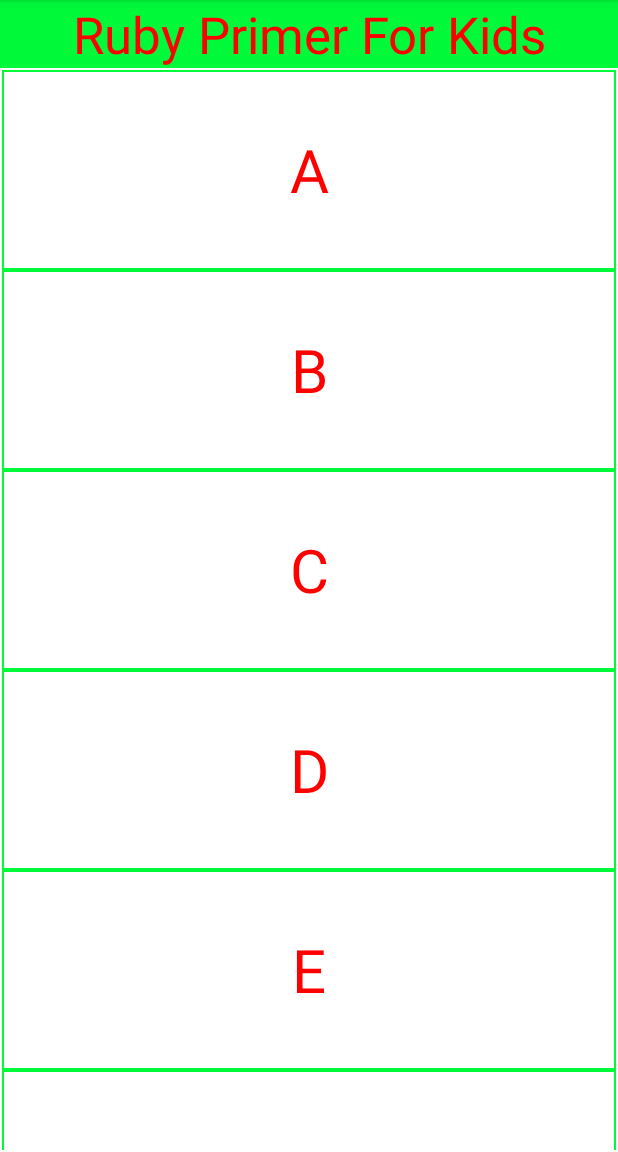
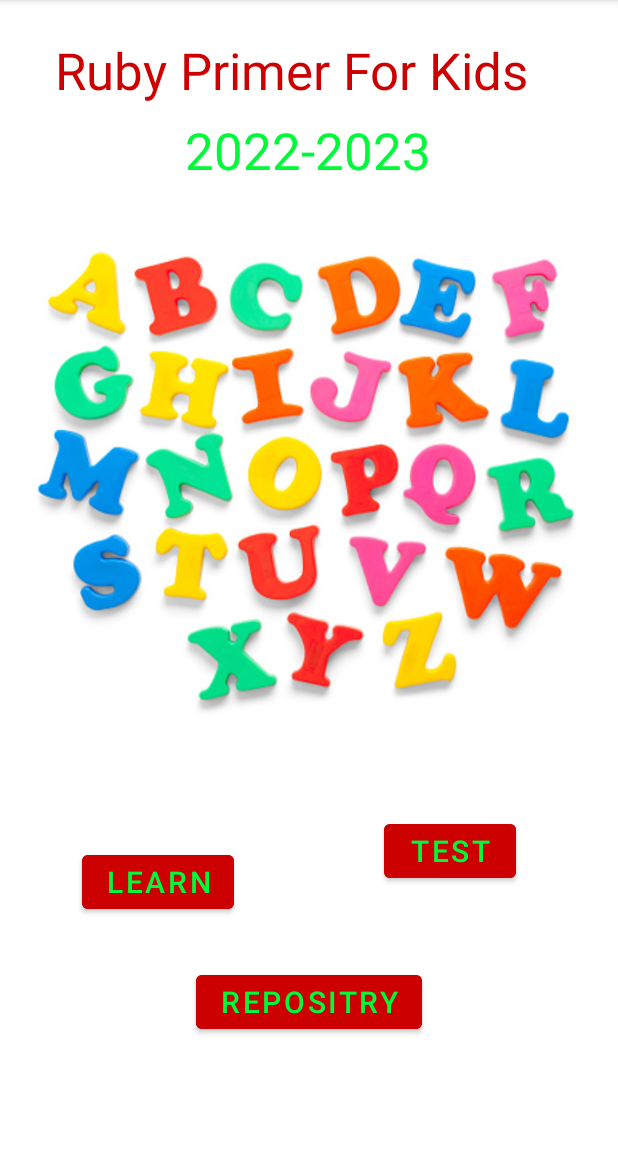
Before and after one commit to iqrasarwar/KidsPrimer, an Android app: the screen it shows after launch (ScrollList before the commit, SplachActivity after it), on a phone screen of 412 x 824 dp, the part 84-1236 px from its top. Run offline under Robolectric (Android 15) with nearby library versions, the light colour scheme and no system bars.

Commit message:
link to repo switching learn module

```diff
--- a/app/src/main/java/com/example/kidsprimer/SplachActivity.java
+++ b/app/src/main/java/com/example/kidsprimer/SplachActivity.java
@@ -2,13 +2,35 @@
 
 import androidx.appcompat.app.AppCompatActivity;
 
+import android.content.Intent;
+import android.net.Uri;
 import android.os.Bundle;
+import android.view.View;
+import android.widget.Button;
 
 public class SplachActivity extends AppCompatActivity {
-
+    Button lern , test, repo;
     @Override
     protected void onCreate(Bundle savedInstanceState) {
         super.onCreate(savedInstanceState);
         setContentView(R.layout.activity_main);
+        test = findViewById(R.id.button);
+        lern = findViewById(R.id.button2);
+        repo = findViewById(R.id.button3);
+        lern.setOnClickListener(new View.OnClickListener() {
+            @Override
+            public void onClick(View view) {
+                Intent intent = new Intent(SplachActivity.this,ScrollList.class);
+                startActivity(intent);
+            }
+        });
+        repo.setOnClickListener(new View.OnClickListener() {
+            @Override
+            public void onClick(View view) {
+                Uri uri = Uri.parse("https://github.com/iqrasarwar/KidsPrimer");
+                Intent intent = new Intent(Intent.ACTION_VIEW,uri);
+                startActivity(intent);
+            }
+        });
     }
 }
--- a/app/src/main/res/layout/activity_main.xml
+++ b/app/src/main/res/layout/activity_main.xml
@@ -52,19 +52,23 @@
         android:layout_marginTop="10dp"
         app:layout_constraintStart_toStartOf="parent"
         app:layout_constraintTop_toBottomOf="@+id/textView2"
-        tools:srcCompat="@drawable/cover" />
+        app:srcCompat="@drawable/cover" />
 
     <Button
         android:id="@+id/button"
         android:layout_width="wrap_content"
         android:layout_height="wrap_content"
+        android:layout_marginStart="100dp"
         android:layout_marginTop="20dp"
         android:layout_marginEnd="68dp"
+        android:layout_marginBottom="34dp"
         android:backgroundTint="@android:color/holo_red_dark"
         android:text="Test"
         android:textColor="@color/cyan"
         android:textSize="20sp"
-        app:layout_constraintEnd_toEndOf="@+id/imageView2"
+        app:layout_constraintBottom_toTopOf="@+id/button3"
+        app:layout_constraintEnd_toEndOf="parent"
+        app:layout_constraintStart_toEndOf="@+id/button2"
         app:layout_constraintTop_toBottomOf="@+id/imageView2" />
 
     <Button
```
Also changed, not shown: app/src/main/AndroidManifest.xml (+6 -12 lines).
